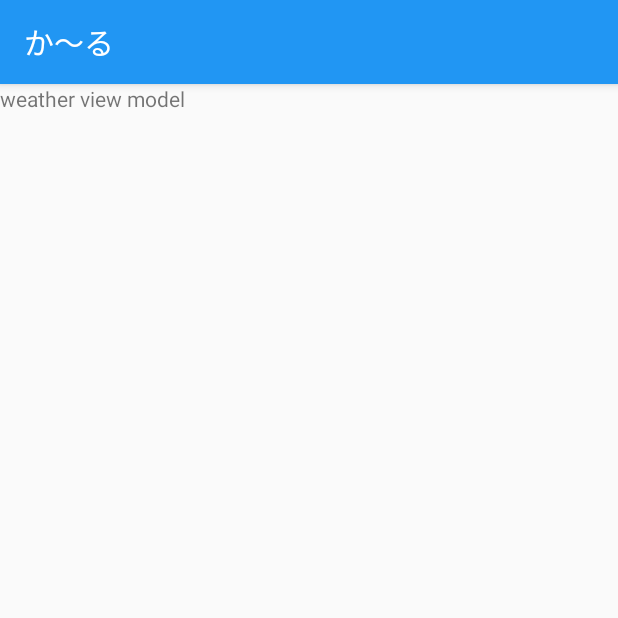
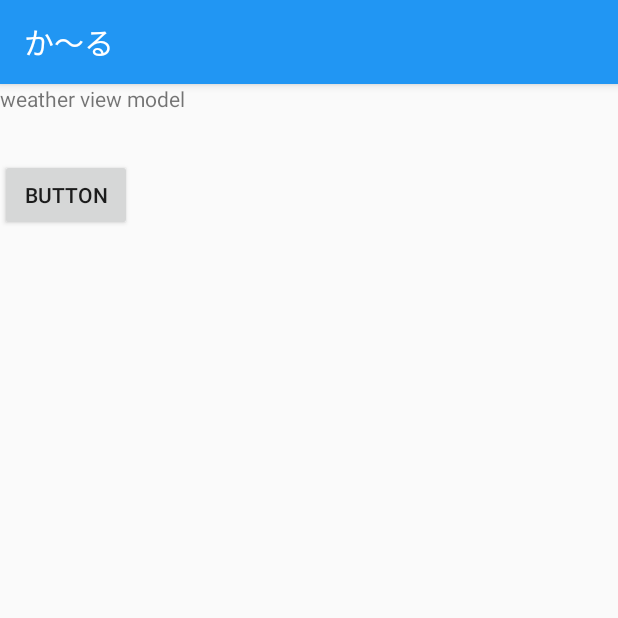
Before and after one commit to h3birth/CurlKusegeApp, an Android app: the screen it shows after launch (MainActivity), on a phone screen of 412 x 824 dp, the top half of it. Run offline under Robolectric (Android 15) with nearby library versions, the phone set to English and light mode, and no system bars; our stand-ins replace Dagger/Hilt's generated code, RxJava, data binding.

Commit message:
dummy code databind onclick

```diff
--- a/app/src/main/java/birth/h3/app/curl_kusegeapp/ui/weather/WeatherFragment.kt
+++ b/app/src/main/java/birth/h3/app/curl_kusegeapp/ui/weather/WeatherFragment.kt
@@ -37,6 +37,7 @@ class WeatherFragment : Fragment() {
         super.onViewCreated(view, savedInstanceState)
         (context?.applicationContext as CurlApp).component.inject(this)
 
+        binding.setLifecycleOwner(this)
         binding.viewmodel = weatherViewModel
     }
 }
--- a/app/src/main/java/birth/h3/app/curl_kusegeapp/ui/weather/WeatherViewModel.kt
+++ b/app/src/main/java/birth/h3/app/curl_kusegeapp/ui/weather/WeatherViewModel.kt
@@ -2,10 +2,19 @@ package birth.h3.app.curl_kusegeapp.ui.weather
 
 import android.arch.lifecycle.MutableLiveData
 import android.arch.lifecycle.ViewModel
+import android.view.View
 import birth.h3.app.curl_kusegeapp.model.entity.Weather
 import javax.inject.Inject
 
 class WeatherViewModel @Inject constructor() : ViewModel() {
     lateinit var weather: MutableLiveData<List<Weather>>
+    var isWarning: MutableLiveData<Boolean> = MutableLiveData()
     var text = "weather view model"
+    init {
+        isWarning.value = false
+    }
+
+    fun onClick() {
+        isWarning.value = true
+    }
 }
--- a/app/src/main/res/layout/fragment_weather.xml
+++ b/app/src/main/res/layout/fragment_weather.xml
@@ -2,6 +2,7 @@
 <layout xmlns:android="http://schemas.android.com/apk/res/android"
     xmlns:tools="http://schemas.android.com/tools">
     <data>
+        <import type="android.view.View" />
         <variable
             name="viewmodel"
             type="birth.h3.app.curl_kusegeapp.ui.weather.WeatherViewModel" />
@@ -12,10 +13,27 @@
     tools:context=".ui.weather.WeatherFragment">
 
     <!-- TODO: Update blank fragment layout -->
-    <TextView
-        android:layout_width="match_parent"
-        android:layout_height="match_parent"
+
+        <TextView
+            android:id="@+id/textView"
+            android:layout_width="wrap_content"
+            android:layout_height="wrap_content"
+            android:text="TextView"
+            android:textColor="@android:color/holo_red_dark"
+            android:visibility="@{viewmodel.isWarning ? View.VISIBLE : View.GONE}" />
+
+        <TextView
+        android:layout_width="wrap_content"
+        android:layout_height="wrap_content"
         android:text="@{viewmodel.text}" />
 
-</FrameLayout>
+        <Button
+            android:id="@+id/button"
+            android:layout_width="wrap_content"
+            android:layout_height="wrap_content"
+            android:layout_marginTop="50dp"
+            android:text="Button"
+            android:onClick="@{() -> viewmodel.onClick()}"/>
+
+    </FrameLayout>
 </layout>
```
